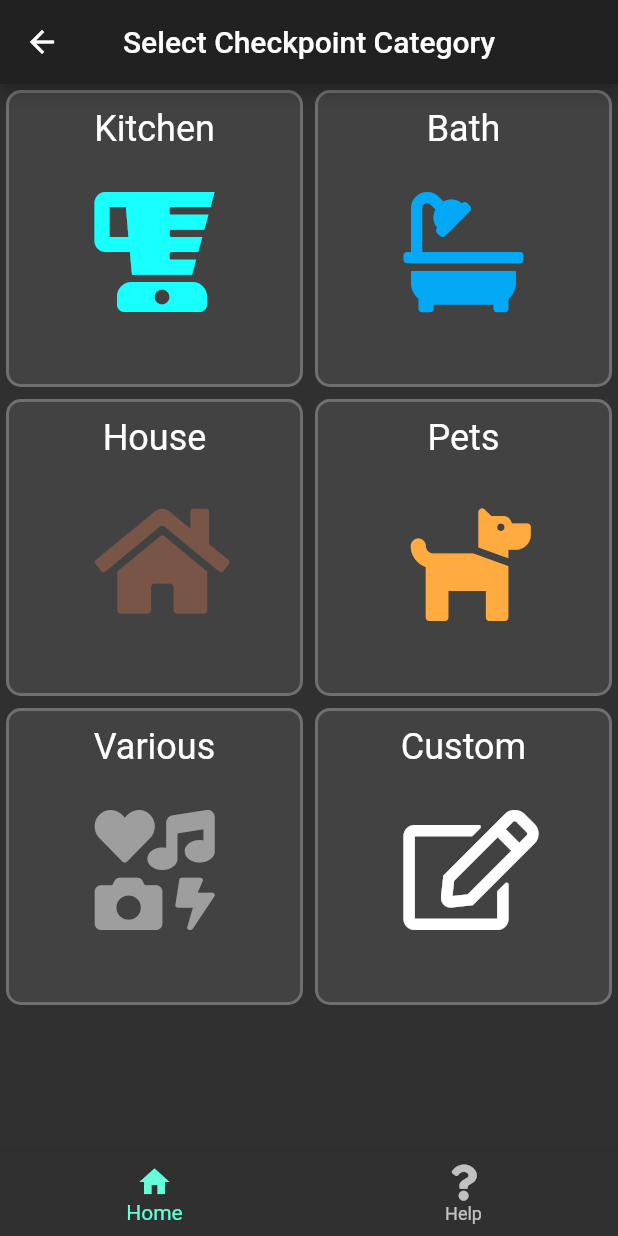
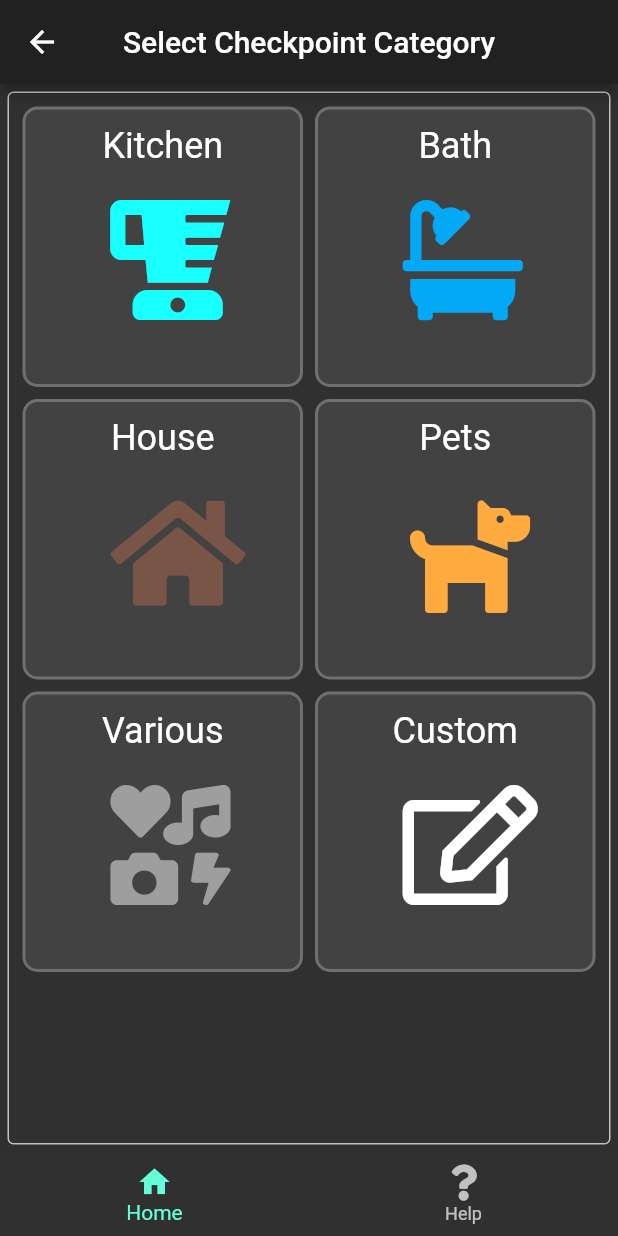
Before and after one commit to thlorenz/bsts, a Flutter app: the SelectCategoryPage screen opened directly, on a phone screen of 412 x 824 dp. Run offline on Flutter 3.47's test engine with Material 2 defaults, Android fonts, the light colour scheme and no system bars; our stand-ins replace equatable, font_awesome_flutter, rxdart, sqflite, timeago; accounts and stored records are empty; project files that could hold a hidden picture were left out.

Commit message:
add: decorator for modifier pages

```diff
--- a/lib/pages/add_checkpoint_page/add_checkpoint_view.dart
+++ b/lib/pages/add_checkpoint_page/add_checkpoint_view.dart
@@ -40,7 +40,7 @@ class _AddCheckpointItem extends StatelessWidget {
     return CheckpointWidget(
       checkpoint: checkpoint,
       labelFontSize: 20,
-      iconSize: 60,
+      iconSize: 50,
       iconTopPadding: 46,
       borderSide: BorderSide(width: 2, color: Colors.white24),
       onTap: () => bloc.addCheckpoint(checkpoint),
--- a/lib/pages/select_category_page/select_category_page.dart
+++ b/lib/pages/select_category_page/select_category_page.dart
@@ -1,5 +1,6 @@
 import 'package:bsts/bloc/add_checkpoint/checkpoints.dart';
 import 'package:bsts/pages/router.dart';
+import 'package:bsts/widgets/modify_view_decorator.dart';
 import 'package:flutter/material.dart';
 import 'package:font_awesome_flutter/font_awesome_flutter.dart';
 
@@ -12,7 +13,7 @@ class SelectCategoryPage extends StatelessWidget {
           centerTitle: true,
           title: Text('Select Checkpoint Category'),
         ),
-        body: _SelectCategoryView(),
+        body: ModifyViewDecorator(child: _SelectCategoryView()),
         bottomNavigationBar: BottomNavigationBar(
           onTap: (idx) => _onNavigationItemSelected(context, idx),
           items: [
@@ -86,7 +87,7 @@ class _SelectCategoryItem extends StatelessWidget {
           ),
           child: Center(
             child: Padding(
-              padding: const EdgeInsets.only(top: 18),
+              padding: const EdgeInsets.only(top: 18, left: 10),
               child: Icon(
                 category.icon,
                 color: category.color,
--- /dev/null
+++ b/lib/widgets/modify_view_decorator.dart
@@ -0,0 +1,30 @@
+import 'package:flutter/material.dart';
+import 'package:meta/meta.dart';
+
+class ModifyViewDecorator extends StatelessWidget {
+  const ModifyViewDecorator({
+    Key key,
+    @required this.child,
+  }) : super(key: key);
+
+  final Widget child;
+
+  @override
+  Widget build(BuildContext context) {
+    final borderSide = BorderSide(width: 1, color: Colors.white70);
+    return Container(
+      padding: EdgeInsets.all(5),
+      margin: EdgeInsets.all(5),
+      decoration: BoxDecoration(
+        border: Border(
+          top: borderSide,
+          right: borderSide,
+          bottom: borderSide,
+          left: borderSide,
+        ),
+        borderRadius: BorderRadius.all(Radius.circular(4)),
+      ),
+      child: child,
+    );
+  }
+}
```
Also changed, not shown: lib/bloc/add_checkpoint/checkpoints.dart (+8 -4 lines), lib/pages/add_checkpoint_page/add_checkpoint_page.dart (+8 -2 lines), lib/widgets/checkpoint_widget.dart (+41 -7 lines).
